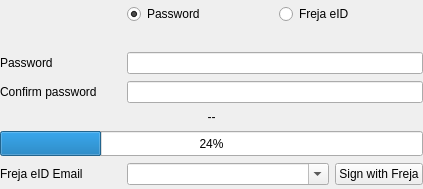
Old version of the form BlockSettleUILib/WalletKeyWidget.ui in the repository BlockSettle/terminal.
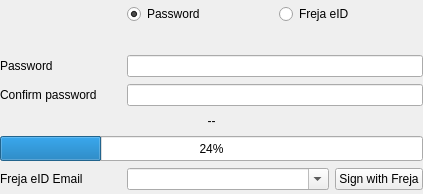
New version of the form.

Commit message:
Removed highlighting from Cancel button, corrected tab order.
Task-number: BST-1363

```diff
--- a/BlockSettleUILib/WalletKeyWidget.ui
+++ b/BlockSettleUILib/WalletKeyWidget.ui
@@ -7,7 +7,7 @@
     <x>0</x>
     <y>0</y>
     <width>423</width>
-    <height>183</height>
+    <height>194</height>
    </rect>
   </property>
   <property name="sizePolicy">
```
Left out of the diff: 8 changed lines with no effect on the pictures. The commit also changes 1 other file.
